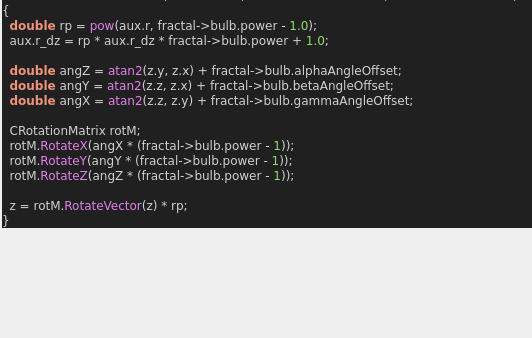
Old version of the form mandelbulber2/qt_data/fractal_mandelbulb4.ui in the repository buddhi1980/mandelbulber2; both pictures show x 0 to 532 and y 217 to 555 of the 754 by 555 pixel window.
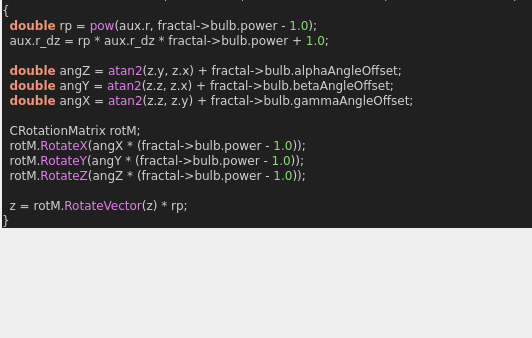
New version of the form. Custom widgets are drawn as their Qt base class.

What changed in the file:
```diff
--- a/mandelbulber2/qt_data/fractal_mandelbulb4.ui
+++ b/mandelbulber2/qt_data/fractal_mandelbulb4.ui
@@ -317,9 +317,9 @@
   &lt;span style=&quot;color:#f09479; font-weight:bold&quot;&gt;double&lt;/span&gt; angX &lt;span style=&quot;color:#d0d0d0&quot;&gt;=&lt;/span&gt; &lt;span style=&quot;color:#e47eed&quot;&gt;atan2&lt;/span&gt;&lt;span style=&quot;color:#d0d0d0&quot;&gt;(&lt;/span&gt;z&lt;span style=&quot;color:#d0d0d0&quot;&gt;.&lt;/span&gt;z&lt;span style=&quot;color:#d0d0d0&quot;&gt;,&lt;/span&gt; z&lt;span style=&quot;color:#d0d0d0&quot;&gt;.&lt;/span&gt;y&lt;span style=&quot;color:#d0d0d0&quot;&gt;) +&lt;/span&gt; fractal&lt;span style=&quot;color:#d0d0d0&quot;&gt;-&amp;gt;&lt;/span&gt;bulb&lt;span style=&quot;color:#d0d0d0&quot;&gt;.&lt;/span&gt;gammaAngleOffset&lt;span style=&quot;color:#d0d0d0&quot;&gt;;&lt;/span&gt;
 
   CRotationMatrix rotM&lt;span style=&quot;color:#d0d0d0&quot;&gt;;&lt;/span&gt;
-  rotM&lt;span style=&quot;color:#d0d0d0&quot;&gt;.&lt;/span&gt;&lt;span style=&quot;color:#e47eed&quot;&gt;RotateX&lt;/span&gt;&lt;span style=&quot;color:#d0d0d0&quot;&gt;(&lt;/span&gt;angX &lt;span style=&quot;color:#d0d0d0&quot;&gt;* (&lt;/span&gt;fractal&lt;span style=&quot;color:#d0d0d0&quot;&gt;-&amp;gt;&lt;/span&gt;bulb&lt;span style=&quot;color:#d0d0d0&quot;&gt;.&lt;/span&gt;power &lt;span style=&quot;color:#d0d0d0&quot;&gt;-&lt;/span&gt; &lt;span style=&quot;color:#87df71&quot;&gt;1&lt;/span&gt;&lt;span style=&quot;color:#d0d0d0&quot;&gt;));&lt;/span&gt;
-  rotM&lt;span style=&quot;color:#d0d0d0&quot;&gt;.&lt;/span&gt;&lt;span style=&quot;color:#e47eed&quot;&gt;RotateY&lt;/span&gt;&lt;span style=&quot;color:#d0d0d0&quot;&gt;(&lt;/span&gt;angY &lt;span style=&quot;color:#d0d0d0&quot;&gt;* (&lt;/span&gt;fractal&lt;span style=&quot;color:#d0d0d0&quot;&gt;-&amp;gt;&lt;/span&gt;bulb&lt;span style=&quot;color:#d0d0d0&quot;&gt;.&lt;/span&gt;power &lt;span style=&quot;color:#d0d0d0&quot;&gt;-&lt;/span&gt; &lt;span style=&quot;color:#87df71&quot;&gt;1&lt;/span&gt;&lt;span style=&quot;color:#d0d0d0&quot;&gt;));&lt;/span&gt;
-  rotM&lt;span style=&quot;color:#d0d0d0&quot;&gt;.&lt;/span&gt;&lt;span style=&quot;color:#e47eed&quot;&gt;RotateZ&lt;/span&gt;&lt;span style=&quot;color:#d0d0d0&quot;&gt;(&lt;/span&gt;angZ &lt;span style=&quot;color:#d0d0d0&quot;&gt;* (&lt;/span&gt;fractal&lt;span style=&quot;color:#d0d0d0&quot;&gt;-&amp;gt;&lt;/span&gt;bulb&lt;span style=&quot;color:#d0d0d0&quot;&gt;.&lt;/span&gt;power &lt;span style=&quot;color:#d0d0d0&quot;&gt;-&lt;/span&gt; &lt;span style=&quot;color:#87df71&quot;&gt;1&lt;/span&gt;&lt;span style=&quot;color:#d0d0d0&quot;&gt;));&lt;/span&gt;
+  rotM&lt;span style=&quot;color:#d0d0d0&quot;&gt;.&lt;/span&gt;&lt;span style=&quot;color:#e47eed&quot;&gt;RotateX&lt;/span&gt;&lt;span style=&quot;color:#d0d0d0&quot;&gt;(&lt;/span&gt;angX &lt;span style=&quot;color:#d0d0d0&quot;&gt;* (&lt;/span&gt;fractal&lt;span style=&quot;color:#d0d0d0&quot;&gt;-&amp;gt;&lt;/span&gt;bulb&lt;span style=&quot;color:#d0d0d0&quot;&gt;.&lt;/span&gt;power &lt;span style=&quot;color:#d0d0d0&quot;&gt;-&lt;/span&gt; &lt;span style=&quot;color:#87df71&quot;&gt;1.0&lt;/span&gt;&lt;span style=&quot;color:#d0d0d0&quot;&gt;));&lt;/span&gt;
+  rotM&lt;span style=&quot;color:#d0d0d0&quot;&gt;.&lt;/span&gt;&lt;span style=&quot;color:#e47eed&quot;&gt;RotateY&lt;/span&gt;&lt;span style=&quot;color:#d0d0d0&quot;&gt;(&lt;/span&gt;angY &lt;span style=&quot;color:#d0d0d0&quot;&gt;* (&lt;/span&gt;fractal&lt;span style=&quot;color:#d0d0d0&quot;&gt;-&amp;gt;&lt;/span&gt;bulb&lt;span style=&quot;color:#d0d0d0&quot;&gt;.&lt;/span&gt;power &lt;span style=&quot;color:#d0d0d0&quot;&gt;-&lt;/span&gt; &lt;span style=&quot;color:#87df71&quot;&gt;1.0&lt;/span&gt;&lt;span style=&quot;color:#d0d0d0&quot;&gt;));&lt;/span&gt;
+  rotM&lt;span style=&quot;color:#d0d0d0&quot;&gt;.&lt;/span&gt;&lt;span style=&quot;color:#e47eed&quot;&gt;RotateZ&lt;/span&gt;&lt;span style=&quot;color:#d0d0d0&quot;&gt;(&lt;/span&gt;angZ &lt;span style=&quot;color:#d0d0d0&quot;&gt;* (&lt;/span&gt;fractal&lt;span style=&quot;color:#d0d0d0&quot;&gt;-&amp;gt;&lt;/span&gt;bulb&lt;span style=&quot;color:#d0d0d0&quot;&gt;.&lt;/span&gt;power &lt;span style=&quot;color:#d0d0d0&quot;&gt;-&lt;/span&gt; &lt;span style=&quot;color:#87df71&quot;&gt;1.0&lt;/span&gt;&lt;span style=&quot;color:#d0d0d0&quot;&gt;));&lt;/span&gt;
 
   z &lt;span style=&quot;color:#d0d0d0&quot;&gt;=&lt;/span&gt; rotM&lt;span style=&quot;color:#d0d0d0&quot;&gt;.&lt;/span&gt;&lt;span style=&quot;color:#e47eed&quot;&gt;RotateVector&lt;/span&gt;&lt;span style=&quot;color:#d0d0d0&quot;&gt;(&lt;/span&gt;z&lt;span style=&quot;color:#d0d0d0&quot;&gt;) *&lt;/span&gt; rp&lt;span style=&quot;color:#d0d0d0&quot;&gt;;&lt;/span&gt;
 &lt;span style=&quot;color:#d0d0d0&quot;&gt;}&lt;/span&gt;
```
